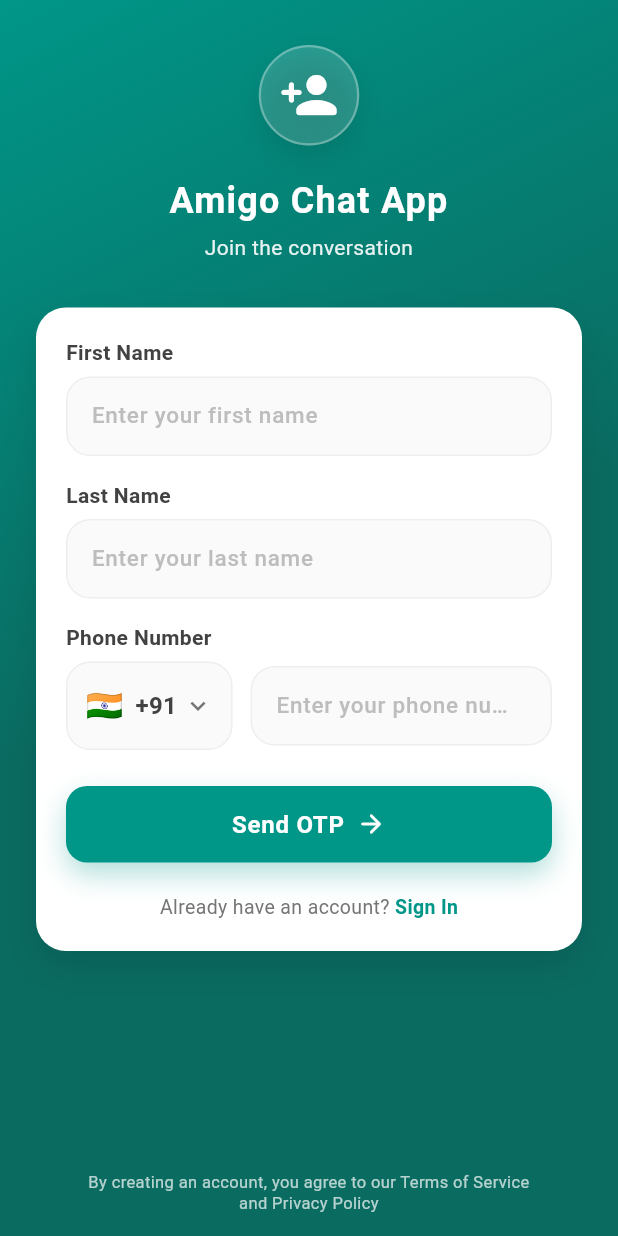
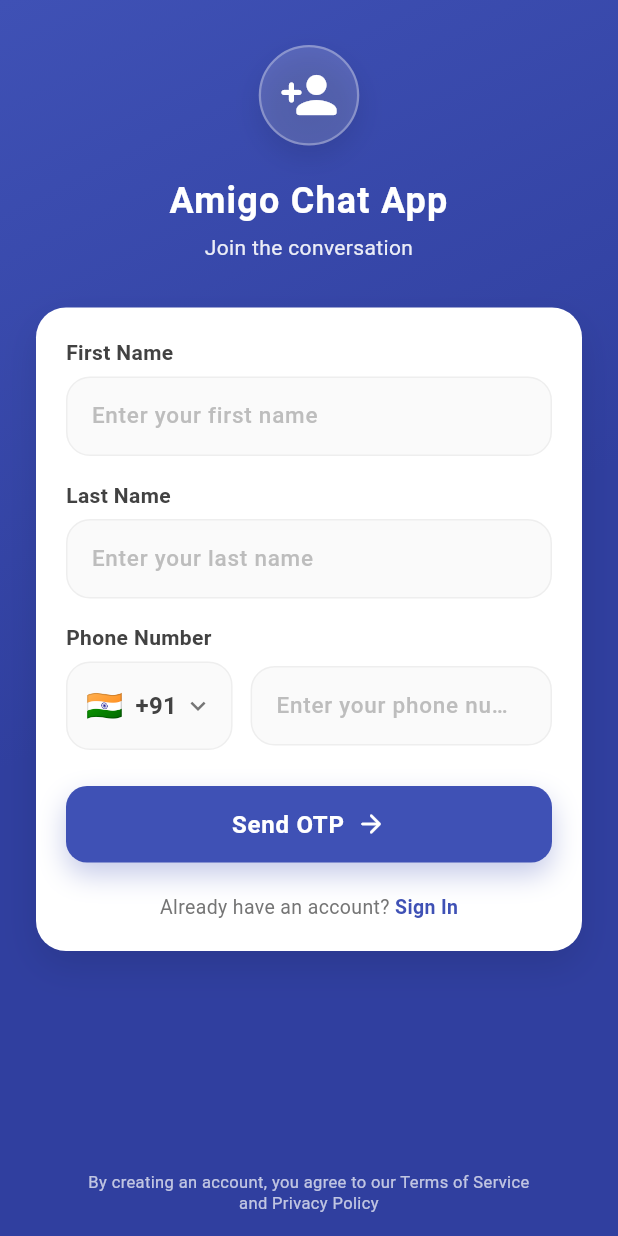
Before and after one commit to ErfanAalam/AmigoApp, a Flutter app: the screen it shows after launch, after a tap on "Sign Up", on a phone screen of 412 x 824 dp. Run offline on Flutter 3.47's test engine with Material 3 defaults, Android fonts, the phone set to English and light mode, and no system bars; our stand-ins replace cached_network_image, chewie, cookie_jar, device_info_plus, dio, dio_cookie_manager and 20 more; missing offline and left inert: flutter_background_service, flutter_callkit_incoming, flutter_foreground_task, flutter_sound, flutter_webrtc, proximity_screen_lock and 6 more; accounts and stored records are empty; generated files the repository leaves out were written again; network calls fail; statements that could not run were skipped.

Commit message:
commit after apk and before merge

```diff
--- a/lib/screens/auth/login_screen.dart
+++ b/lib/screens/auth/login_screen.dart
@@ -3,21 +3,23 @@ import 'package:amigo/models/user_model.dart';
 import 'package:amigo/services/socket/websocket_service.dart';
 import 'package:amigo/utils/user.utils.dart';
 import 'package:flutter/material.dart' as material;
+import 'package:flutter_riverpod/flutter_riverpod.dart';
 import 'signup_screen.dart';
 import '../home_layout.dart';
 import '../../api/api_service.dart';
 import '../../services/auth/auth.service.dart';
 import '../../models/country_model.dart' as country_model;
 import '../../widgets/country_selector_modal.dart';
+import '../../providers/theme_color_provider.dart';
 
-class LoginScreen extends material.StatefulWidget {
+class LoginScreen extends ConsumerStatefulWidget {
   const LoginScreen({super.key});
 
   @override
-  material.State<LoginScreen> createState() => _LoginScreenState();
+  ConsumerState<LoginScreen> createState() => _LoginScreenState();
 }
 
-class _LoginScreenState extends material.State<LoginScreen> {
+class _LoginScreenState extends ConsumerState<LoginScreen> {
   final _phoneController = material.TextEditingController();
   final _otpController = material.TextEditingController();
   String _completePhoneNumber = '';
@@ -192,16 +194,15 @@ class _LoginScreenState extends material.State<LoginScreen> {
 
   @override
   material.Widget build(material.BuildContext context) {
+    final themeColor = ref.watch(themeColorProvider);
+
     return material.Scaffold(
       body: material.Container(
-        decoration: const material.BoxDecoration(
+        decoration: material.BoxDecoration(
           gradient: material.LinearGradient(
             begin: material.Alignment.topLeft,
             end: material.Alignment.bottomRight,
-            colors: [
-              material.Colors.teal,
-              material.Color.fromARGB(255, 10, 107, 97),
-            ],
+            colors: [themeColor.primary, themeColor.primaryDark],
             stops: [0.0, 0.5],
           ),
         ),
@@ -468,7 +469,7 @@ class _LoginScreenState extends material.State<LoginScreen> {
                                               material
                                                   .Icons
                                                   .arrow_circle_left_outlined,
-                                              color: material.Colors.teal[600],
+                                              color: themeColor.primary,
                                               size: 36,
                                             ),
                                           ),
@@ -537,10 +538,10 @@ class _LoginScreenState extends material.State<LoginScreen> {
                             // Login Button - changes based on state
                             material.Container(
                               decoration: material.BoxDecoration(
-                                gradient: const material.LinearGradient(
+                                gradient: material.LinearGradient(
                                   colors: [
-                                    material.Colors.teal,
-                                    material.Colors.teal,
+                                    themeColor.primary,
+                                    themeColor.primary,
                                   ],
                                 ),
                                 borderRadius: material.BorderRadius.circular(
@@ -548,9 +549,7 @@ class _LoginScreenState extends material.State<LoginScreen> {
                                 ),
                                 boxShadow: [
                                   material.BoxShadow(
-                                    color: const material.Color(
-                                      0xFF667eea,
-                                    ).withOpacity(0.3),
+                                    color: themeColor.primary.withOpacity(0.3),
                                     blurRadius: 20,
                                     offset: const material.Offset(0, 10),
                                   ),
@@ -630,10 +629,10 @@ class _LoginScreenState extends material.State<LoginScreen> {
                                       handlePhoneSubmit();
                                     },
                                     child: material.Container(
-                                      decoration: const material.BoxDecoration(
+                                      decoration: material.BoxDecoration(
                                         border: material.Border(
                                           bottom: material.BorderSide(
-                                            color: material.Color(0xFF667eea),
+                                            color: themeColor.primary,
                                             width: 1,
                                           ),
                                         ),
@@ -644,9 +643,7 @@ class _LoginScreenState extends material.State<LoginScreen> {
                                       child: material.Text(
                                         'Resend OTP',
                                         style: material.TextStyle(
-                                          color: const material.Color(
-                                            0xFF667eea,
-                                          ),
+                                          color: themeColor.primary,
                                           fontWeight: material.FontWeight.bold,
                                           fontSize: 14,
                                           letterSpacing: 0.5,
@@ -684,7 +681,7 @@ class _LoginScreenState extends material.State<LoginScreen> {
                                   child: material.Text(
                                     'Sign Up',
                                     style: material.TextStyle(
-                                      color: const material.Color(0xFF667eea),
+                                      color: themeColor.primary,
                                       fontWeight: material.FontWeight.bold,
                                       fontSize: 14,
                                     ),
--- a/lib/screens/auth/signup_screen.dart
+++ b/lib/screens/auth/signup_screen.dart
@@ -3,8 +3,7 @@ import 'package:amigo/models/user_model.dart';
 import 'package:amigo/utils/user.utils.dart';
 import 'package:flutter/material.dart' as material;
 import 'package:flutter/services.dart';
-import 'package:shared_preferences/shared_preferences.dart'
-    show SharedPreferences;
+import 'package:flutter_riverpod/flutter_riverpod.dart';
 import '../../services/socket/websocket_service.dart';
 import '../home_layout.dart';
 import '../../api/api_service.dart';
@@ -13,15 +12,16 @@ import '../../services/notification_service.dart';
 import '../../models/country_model.dart' as country_model;
 import '../../widgets/country_selector_modal.dart';
 import '../../widgets/setup_loading_popup.dart';
+import '../../providers/theme_color_provider.dart';
 
-class SignUpScreen extends material.StatefulWidget {
+class SignUpScreen extends ConsumerStatefulWidget {
   const SignUpScreen({super.key});
 
   @override
-  material.State<SignUpScreen> createState() => _SignUpScreenState();
+  ConsumerState<SignUpScreen> createState() => _SignUpScreenState();
 }
 
-class _SignUpScreenState extends material.State<SignUpScreen> {
+class _SignUpScreenState extends ConsumerState<SignUpScreen> {
   final _firstNameController = material.TextEditingController();
   final _lastNameController = material.TextEditingController();
   final _phoneController = material.TextEditingController();
@@ -208,16 +208,15 @@ class _SignUpScreenState extends material.State<SignUpScreen> {
 
   @override
   material.Widget build(material.BuildContext context) {
+    final themeColor = ref.watch(themeColorProvider);
+
     return material.Scaffold(
       body: material.Container(
-        decoration: const material.BoxDecoration(
+        decoration: material.BoxDecoration(
           gradient: material.LinearGradient(
             begin: material.Alignment.topLeft,
             end: material.Alignment.bottomRight,
-            colors: [
-              material.Colors.teal,
-              material.Color.fromARGB(255, 10, 107, 97),
-            ],
+            colors: [themeColor.primary, themeColor.primaryDark],
             stops: [0.0, 0.5],
           ),
         ),
@@ -626,16 +625,16 @@ class _SignUpScreenState extends material.State<SignUpScreen> {
                           // Action Button
                           material.Container(
                             decoration: material.BoxDecoration(
-                              gradient: const material.LinearGradient(
+                              gradient: material.LinearGradient(
                                 colors: [
-                                  material.Colors.teal,
-                                  material.Colors.teal,
+                                  themeColor.primary,
+                                  themeColor.primary,
                                 ],
                               ),
                               borderRadius: material.BorderRadius.circular(14),
                               boxShadow: [
                                 material.BoxShadow(
-                                  color: material.Colors.teal.withOpacity(0.3),
+                                  color: themeColor.primary.withOpacity(0.3),
                                   blurRadius: 15,
                                   offset: const material.Offset(0, 8),
                                 ),
@@ -720,7 +719,7 @@ class _SignUpScreenState extends material.State<SignUpScreen> {
                                 child: material.Text(
                                   'Sign In',
                                   style: material.TextStyle(
-                                    color: material.Colors.teal,
+                                    color: themeColor.primary,
                                     fontWeight: material.FontWeight.bold,
                                     fontSize: 13,
                                   ),
--- a/lib/screens/call/call_logs.dart
+++ b/lib/screens/call/call_logs.dart
@@ -574,12 +574,13 @@ class CallsPageState extends ConsumerState<CallsPage>
       }
     } catch (e) {
       if (context.mounted) {
+        final themeColor = ref.watch(themeColorProvider);
         ScaffoldMessenger.of(context).showSnackBar(
           SnackBar(
             content: Text(
               'Failed to start call: Please check your internet connection',
             ),
-            backgroundColor: Colors.teal,
+            backgroundColor: themeColor.primary,
           ),
         );
       }
--- a/lib/screens/chat/dm/messaging.dart
+++ b/lib/screens/chat/dm/messaging.dart
@@ -869,9 +869,9 @@ class _InnerChatPageState extends ConsumerState<InnerChatPage>
       return Icon(Icons.done_all, size: 16, color: Colors.blue);
     } else if (message.status == MessageStatusType.delivered) {
       // User is active - show blue tick for delivered messages
-      return Icon(Icons.done_all, size: 16, color: Colors.grey[800]);
+      return Icon(Icons.done_all, size: 16, color: Colors.grey[600]);
     } else {
-      return Icon(Icons.done, size: 16, color: Colors.grey[800]);
+      return Icon(Icons.done, size: 16, color: Colors.grey[600]);
     }
   }
 
--- a/lib/screens/chat/group/create_group.dart
+++ b/lib/screens/chat/group/create_group.dart
@@ -103,12 +103,13 @@ class _CreateGroupPageState extends ConsumerState<CreateGroupPage> {
       });
 
       if (mounted) {
+        final themeColor = ref.watch(themeColorProvider);
         ScaffoldMessenger.of(context).showSnackBar(
           SnackBar(
             content: Text(
               'NO Contact found please add some contacts to your phone: ${e.toString()}',
             ),
-            backgroundColor: Colors.teal,
+            backgroundColor: themeColor.primary,
           ),
         );
       }
--- a/lib/screens/chat/group/messaging.dart
+++ b/lib/screens/chat/group/messaging.dart
@@ -2175,7 +2175,7 @@ class _InnerGroupChatPageState extends ConsumerState<InnerGroupChatPage>
                 children: [
                   CircleAvatar(
                     radius: 18,
-                    backgroundColor: themeColor.primaryLight.withOpacity(0.3),
+                    backgroundColor: Colors.white,
                     child: Text(
                       widget.group.title.isNotEmpty
                           ? widget.group.title[0].toUpperCase()
@@ -2905,7 +2905,7 @@ class _InnerGroupChatPageState extends ConsumerState<InnerGroupChatPage>
         onStar: () => _toggleStarMessage(message.id),
         onForward: () => _forwardMessage(message),
         onSelect: () => _enterSelectionMode(message.id),
-        onReadBy: () => _showReadByModal(message),
+        onReadBy: (message.senderId == _currentUserDetails?.id) ? () => _showReadByModal(message) : null,
         onDelete: isAdmin || _isAdminOrStaff
             ? () => _deleteMessage(message.id)
             : null,
--- a/lib/widgets/call_manager.dart
+++ b/lib/widgets/call_manager.dart
@@ -21,21 +21,21 @@ class _CallManagerState extends ConsumerState<CallManager> {
   Widget build(BuildContext context) {
     final callServiceState = ref.watch(callServiceProvider);
 
-    print('[CallManager] Consumer builder called');
-    print('[CallManager] CallServiceState: $callServiceState');
-    print(
-      '[CallManager] CallService hasActiveCall: ${callServiceState.hasActiveCall}',
-    );
+    // print('[CallManager] Consumer builder called');
+    // print('[CallManager] CallServiceState: $callServiceState');
+    // print(
+    //   '[CallManager] CallService hasActiveCall: ${callServiceState.hasActiveCall}',
+    // );
 
     final activeCall = callServiceState.activeCall;
-    print('[CallManager] Build called - activeCall: $activeCall');
+    // print('[CallManager] Build called - activeCall: $activeCall');
     if (activeCall != null) {
-      print('[CallManager] Active call details:');
-      print('  - callId: ${activeCall.callId}');
-      print('  - callType: ${activeCall.callType}');
-      print('  - status: ${activeCall.status}');
-      print('  - userName: ${activeCall.userName}');
-      print('  - hasShownIncomingCall: $_hasShownIncomingCall');
+      // print('[CallManager] Active call details:');
+      // print('  - callId: ${activeCall.callId}');
+      // print('  - callType: ${activeCall.callType}');
+      // print('  - status: ${activeCall.status}');
+      // print('  - userName: ${activeCall.userName}');
+      // print('  - hasShownIncomingCall: $_hasShownIncomingCall');
     }
 
     // Check if we need to show incoming call screen
@@ -43,9 +43,9 @@ class _CallManagerState extends ConsumerState<CallManager> {
         activeCall.callType == CallType.incoming &&
         activeCall.status == CallStatus.ringing &&
         !_hasShownIncomingCall) {
-      print(
-        '[CallManager] 🚨 INCOMING CALL DETECTED! Showing incoming call screen...',
-      );
+      // print(
+      //   '[CallManager] 🚨 INCOMING CALL DETECTED! Showing incoming call screen...',
+      // );
       _hasShownIncomingCall = true;
 
       // Show incoming call screen as an overlay
```
Also changed, not shown: lib/db/repositories/messageStatus.repo.dart (+39 -1 lines), lib/providers/chat_provider.dart (+32 -12 lines), lib/screens/profile/deleted_dms.dart (+35 -24 lines), lib/screens/profile/edit_profile.dart (+27 -15 lines), lib/utils/chat/group_readby_modal.dart (+11 -6 lines), lib/widgets/chat/forward_message_widget.dart (+45 -27 lines).
